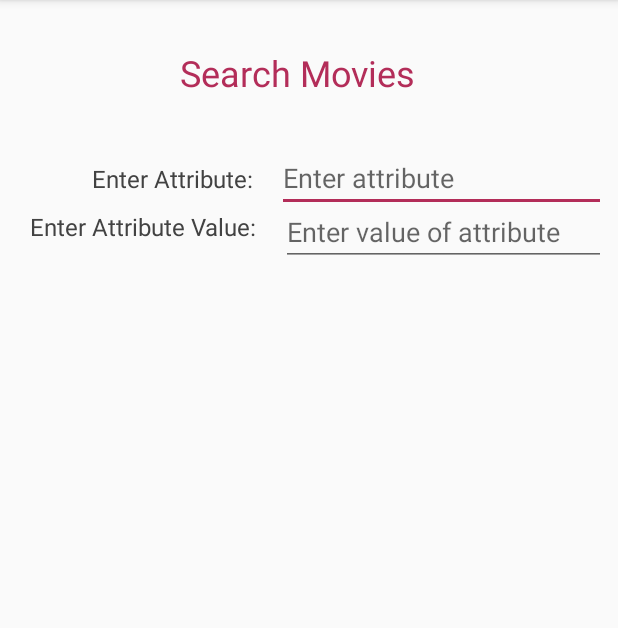
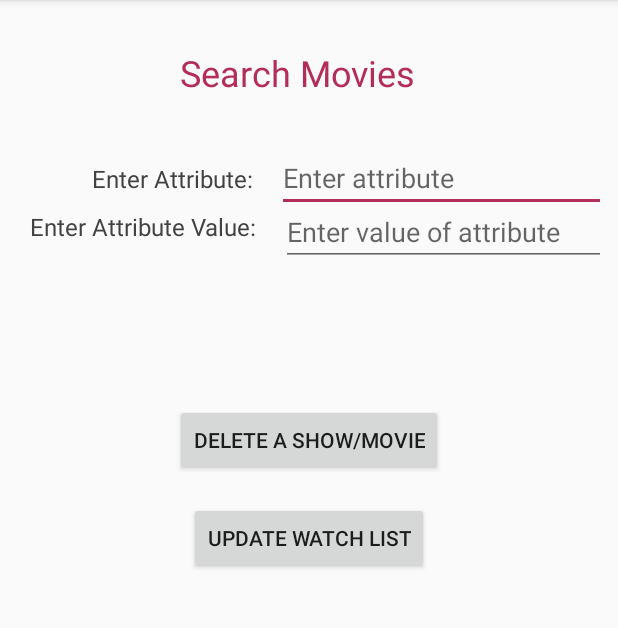
Before and after one commit to sameervijay/netflix, an Android app: the SearchContentActivity screen opened directly, with no data from a screen before it, on a phone screen of 412 x 824 dp, the part 84-712 px from its top. Run offline under Robolectric (Android 15) with nearby library versions, the phone set to English and light mode, and no system bars.

```diff
--- a/app/src/main/AndroidManifest.xml
+++ b/app/src/main/AndroidManifest.xml
@@ -27,10 +27,14 @@
                 <category android:name="android.intent.category.LAUNCHER" />
             </intent-filter>
         </activity>
-        <activity android:name=".SearchContentActivity"></activity>
+        <activity android:name=".SearchContentActivity" />
         <activity
             android:name=".AddToWatches"
             android:label="@string/title_activity_add_to_watches"
+            android:theme="@style/AppTheme.NoActionBar" />
+        <activity
+            android:name=".DeleteFromWatches"
+            android:label="@string/title_activity_delete_from_watches"
             android:theme="@style/AppTheme.NoActionBar"></activity>
     </application>
 
--- a/app/src/main/java/com/cs411/netflix/SearchContentActivity.java
+++ b/app/src/main/java/com/cs411/netflix/SearchContentActivity.java
@@ -15,7 +15,7 @@ import java.util.ArrayList;
 public class SearchContentActivity extends AppCompatActivity {
     EditText attributeEntry;
     EditText attributeValue;
-    Button searchButton, addButton;
+    Button searchButton, addButton, deleteButton, updateButton;
     TextView movieView1, movieView2, directedView1, directedView2;
     TextView genreView1, genreView2, languageView1, languageView2;
     String username;
@@ -29,6 +29,8 @@ public class SearchContentActivity extends AppCompatActivity {
         attributeValue = (EditText) findViewById(R.id.attributeValue);
         searchButton = (Button) findViewById(R.id.SearchButton);
         addButton = (Button) findViewById(R.id.addButton);
+        deleteButton = (Button) findViewById(R.id.deleteButton);
+        updateButton = (Button) findViewById(R.id.updateButton);
 
         movieView1 = (TextView) findViewById(R.id.movieView1);
         movieView2 = (TextView) findViewById(R.id.movieView2);
@@ -43,6 +45,8 @@ public class SearchContentActivity extends AppCompatActivity {
     public void searchMovies(View view) {
         hideKeyboard(this);
         addButton.setVisibility(View.INVISIBLE);
+        deleteButton.setVisibility(View.INVISIBLE);
+        updateButton.setVisibility(View.INVISIBLE);
         NetflixAsyncTask asyncTask = new NetflixAsyncTask();
         asyncTask.searchContentActivity = this;
 
@@ -77,6 +81,17 @@ public class SearchContentActivity extends AppCompatActivity {
     public void addMovies(View v)
     {
         Intent intent = new Intent(this, AddToWatches.class);
+        intent.putExtra("username", username);
+        startActivity(intent);
+    }
+
+    /*
+     * Onclick for Delete Show/Movie button
+     * */
+    public void deleteMovies(View v)
+    {
+        System.out.println("Onclick delete");
+        Intent intent = new Intent(this, DeleteFromWatches.class);
         intent.putExtra("username", username);
         startActivity(intent);
     }
--- a/app/src/main/res/layout/activity_search_content.xml
+++ b/app/src/main/res/layout/activity_search_content.xml
@@ -144,13 +144,35 @@
         android:id="@+id/addButton"
         android:layout_width="wrap_content"
         android:layout_height="wrap_content"
-        android:layout_marginTop="170dp"
+        android:layout_marginTop="240dp"
         android:onClick="addMovies"
-        android:text="Add Show/Movie"
+        android:text="Add A Show/Movie"
         app:layout_constraintBottom_toTopOf="@+id/attributeValue"
         app:layout_constraintEnd_toEndOf="parent"
         app:layout_constraintStart_toStartOf="parent"
         app:layout_constraintTop_toBottomOf="@+id/SearchButton" />
+
+    <Button
+        android:id="@+id/deleteButton"
+        android:layout_width="wrap_content"
+        android:layout_height="wrap_content"
+        android:layout_marginTop="17dp"
+        android:onClick="deleteMovies"
+        android:text="Delete A Show/Movie"
+        app:layout_constraintEnd_toEndOf="parent"
+        app:layout_constraintStart_toStartOf="parent"
+        app:layout_constraintTop_toBottomOf="@+id/addButton" />
+
+    <Button
+        android:id="@+id/updateButton"
+        android:layout_width="wrap_content"
+        android:layout_height="wrap_content"
+        android:layout_marginTop="17dp"
+        android:onClick="addMovies"
+        android:text="Update Watch List"
+        app:layout_constraintEnd_toEndOf="parent"
+        app:layout_constraintStart_toStartOf="parent"
+        app:layout_constraintTop_toBottomOf="@+id/deleteButton" />
 
     <TextView
         android:id="@+id/movieView1"
--- a/app/src/main/res/values/strings.xml
+++ b/app/src/main/res/values/strings.xml
@@ -1,4 +1,5 @@
 <resources>
     <string name="app_name">Netflix</string>
     <string name="title_activity_add_to_watches">AddToWatches</string>
+    <string name="title_activity_delete_from_watches">DeleteFromWatches</string>
 </resources>
```
Also changed, not shown: app/src/main/java/com/cs411/netflix/DeleteFromWatches.java (added, +64 -0 lines), app/src/main/java/com/cs411/netflix/NetflixAsyncTask.java (+11 -3 lines), app/src/main/res/layout/activity_delete_from_watches.xml (added, +33 -0 lines), app/src/main/res/layout/content_delete_from_watches.xml (added, +39 -0 lines).
